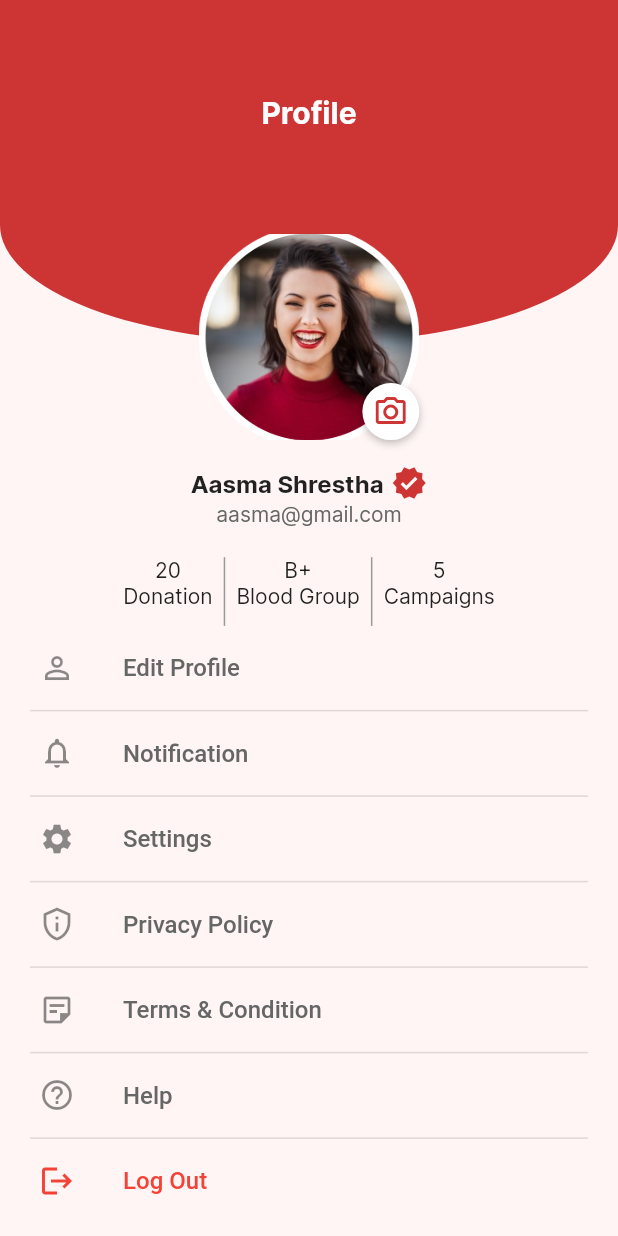
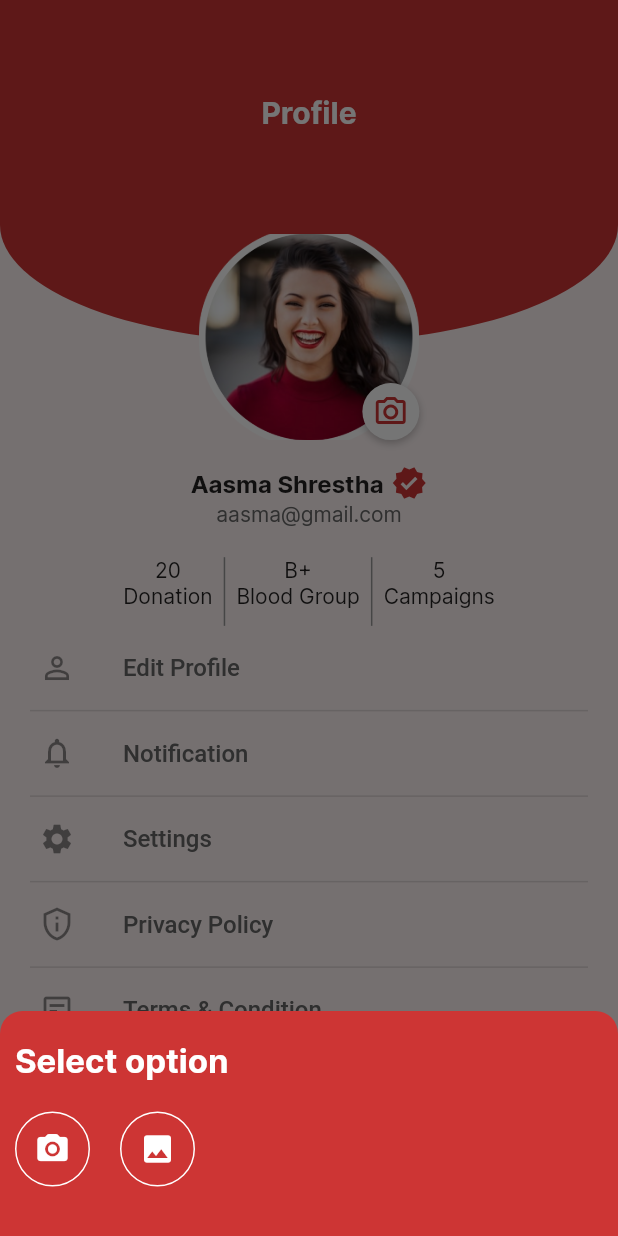
Before and after one commit to Jigarchovatiya/blood_donation_app, a Flutter app: the ProfileScreen screen opened by its route, after a tap on the "camera alt" icon, on a phone screen of 412 x 824 dp. Run offline on Flutter 3.47's test engine with Material 2 defaults, Android fonts, the phone set to English and light mode, and no system bars; our stand-ins replace cloud_firestore, firebase_auth, firebase_core, firebase_storage, flutter_svg, google_sign_in and 4 more; accounts and stored records are empty.

Commit message:
26-06-2023

```diff
--- a/lib/main.dart
+++ b/lib/main.dart
@@ -27,7 +27,7 @@ class MyApp extends StatelessWidget {
         primaryColor: AppColors.materialColor,
         useMaterial3: false,
       ),
-      // home: const DonationCampaignOne(),
+      // home: const CreateAccountTwo(),
       routes: appRoutes,
       initialRoute: RoutesName.splashScreen,
     );
--- a/lib/view/bottom_bar/profile/profile_screen.dart
+++ b/lib/view/bottom_bar/profile/profile_screen.dart
@@ -67,6 +67,31 @@ class _ProfileScreenState extends State<ProfileScreen> {
     }
   }
 
+  pickImageFromCamera() async {
+    image = await picker.pickImage(source: ImageSource.camera);
+
+    setState(() {
+      if (image != null) {
+        imageFile = File(image!.path);
+        storeImage();
+      } else {
+        debugPrint("No image selected------->");
+      }
+    });
+  }
+
+  pickImageFromGallery() async {
+    image = await picker.pickImage(source: ImageSource.gallery);
+    setState(() {
+      if (image != null) {
+        imageFile = File(image!.path);
+        storeImage();
+      } else {
+        debugPrint("No image selected");
+      }
+    });
+  }
+
   @override
   Widget build(BuildContext context) {
     return Scaffold(
@@ -124,6 +149,87 @@ class _ProfileScreenState extends State<ProfileScreen> {
                   Positioned(
                     bottom: 0,
                     right: 0,
+                    child: InkWell(
+                      onTap: () {
+                        showModalBottomSheet(
+                          isDismissible: true,
+                          context: context,
+                          backgroundColor: AppColors.transparent,
+                          // barrierColor: Colors.transparent,
+                          builder: (context) => Container(
+                            height: 150,
+                            width: double.infinity,
+                            clipBehavior: Clip.antiAlias,
+                            decoration: BoxDecoration(
+                                color: AppColors.materialColor,
+                                borderRadius: const BorderRadius.only(
+                                  topLeft: Radius.circular(15),
+                                  topRight: Radius.circular(15),
+                                )),
+                            child: Padding(
+                              padding: const EdgeInsets.symmetric(vertical: 20, horizontal: 10),
+                              child: Column(
+                                crossAxisAlignment: CrossAxisAlignment.start,
+                                children: [
+                                  const Text(
+                                    "Select option",
+                                    style: TextStyle(
+                                      color: Colors.white,
+                                      fontSize: 22,
+                                      fontWeight: FontWeight.bold,
+                                    ),
+                                  ),
+                                  const SizedBox(
+                                    height: 20,
+                                  ),
+                                  Row(
+                                    children: [
+                                      Container(
+                                        decoration: BoxDecoration(
+                                          border: Border.all(color: Colors.white),
+                                          shape: BoxShape.circle,
+                                        ),
+                                        child: IconButton(
+                                          onPressed: () {
+                                            pickImageFromCamera();
+                                            Navigator.of(context).pop();
+                                          },
+                                          icon: const Icon(
+                                            Icons.camera_alt_rounded,
+                                            color: Colors.white,
+                                          ),
+                                        ),
+                                      ),
+                                      const SizedBox(
+                                        width: 20,
+                                      ),
+                                      Container(
+                                        decoration: BoxDecoration(
+                                          border: Border.all(color: Colors.white),
+                                          shape: BoxShape.circle,
+                                        ),
+                                        child: IconButton(
+                                          onPressed: () {
+                                            pickImageFromGallery();
+                                            Navigator.of(context).pop();
+                                          },
+                                          icon: const Padding(
+                                            padding: EdgeInsets.all(4.0),
+                                            child: Icon(
+                                              Icons.image,
+                                              color: Colors.white,
+                                            ),
+                                          ),
+                                        ),
+                                      ),
+                                    ],
+                                  ),
+                                ],
+                              ),
+                            ),
+                          ),
+                        );
+                      },
                       child: Container(
                         padding: const EdgeInsets.all(7),
                         decoration: const BoxDecoration(
@@ -137,10 +243,6 @@ class _ProfileScreenState extends State<ProfileScreen> {
                             )
                           ],
                         ),
-                      child: GestureDetector(
-                        onTap: () {
-                          pickImage();
-                        },
                         child: Icon(
                           Icons.camera_alt_outlined,
                           color: AppColors.materialColor,
```
Also changed, not shown: lib/view/entry_point/create_account_one.dart (+13 -9 lines), lib/view/entry_point/create_account_two.dart (+22 -10 lines), lib/view/entry_point/otp_log_in_screen.dart (+6 -1 lines). Lines whose indentation alone changed are shown as unchanged.
